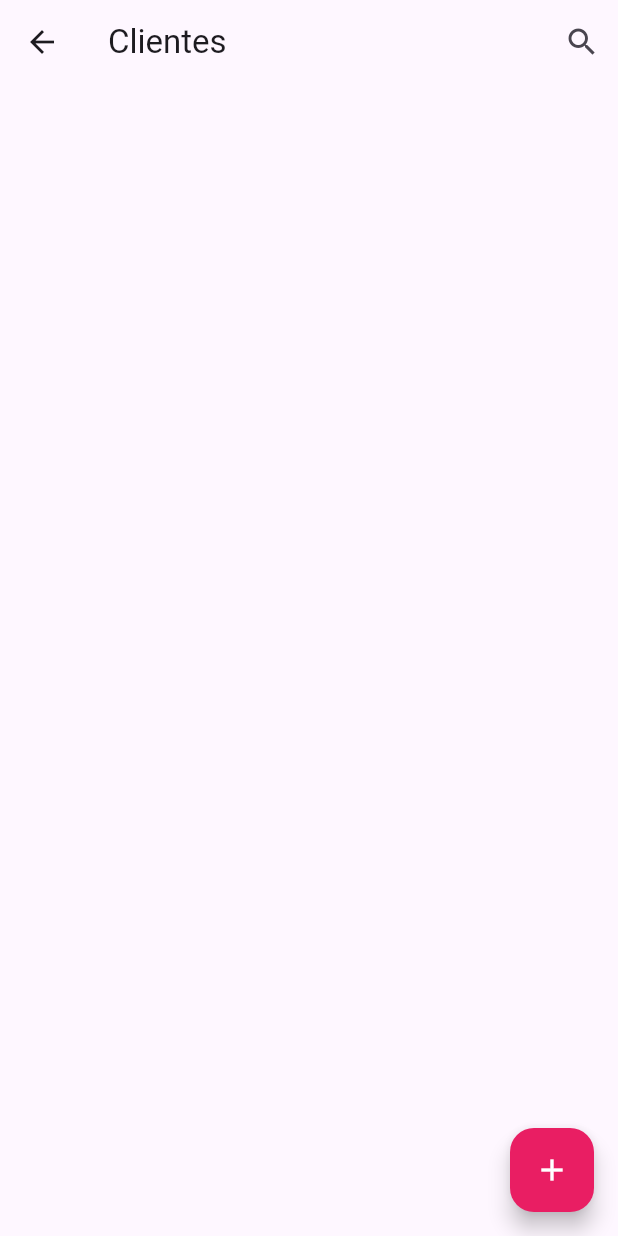
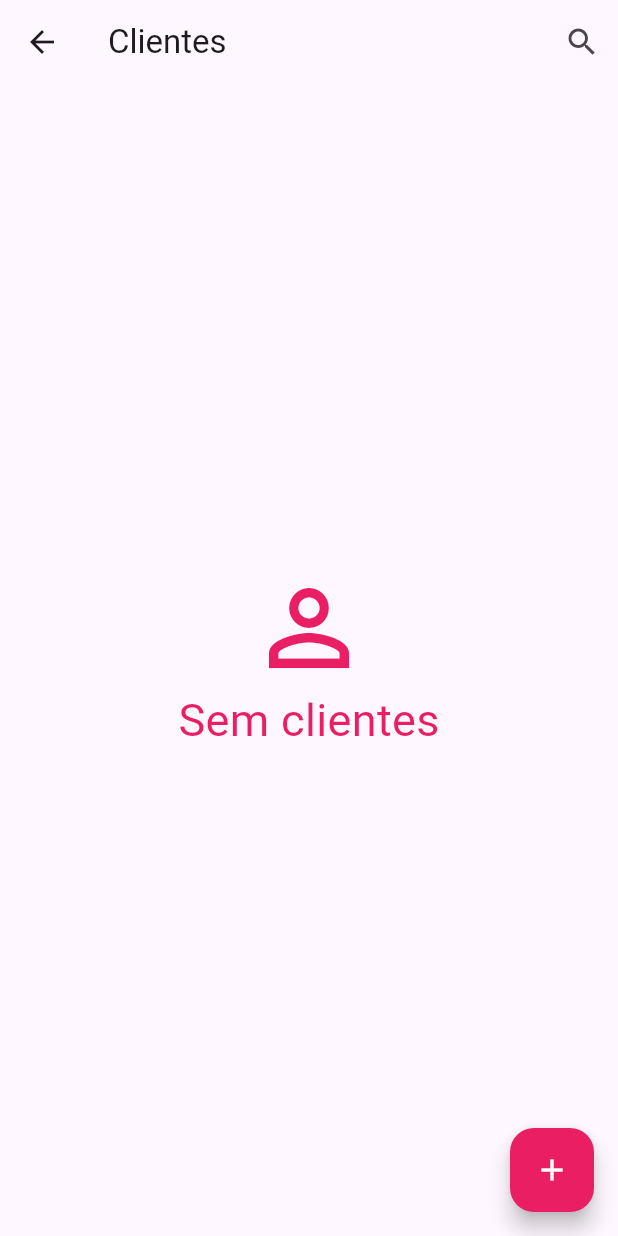
Before and after one commit to Fael123Programming/agendador-bronzeamento-flutter, a Flutter app: the Clients screen opened directly, on a phone screen of 412 x 824 dp. Run offline on Flutter 3.47's test engine with Material 3 defaults, Android fonts, the light colour scheme and no system bars; drawn by our look-alikes of grouped_list; our stand-ins replace get, hive, image_picker, nice_buttons; accounts and stored records are empty.

Commit message:
Fix: half way client register

```diff
--- a/lib/models/user.dart
+++ b/lib/models/user.dart
@@ -1,3 +1,5 @@
+import 'dart:typed_data';
+
 import 'package:hive/hive.dart';
 import 'package:get/get.dart';
 import 'package:agendador_bronzeamento/utils/constants.dart';
@@ -8,6 +10,7 @@ class User {
     required this.name,
     required this.phoneNumber,
     required this.observations,
+    this.profileImage
   });
 
   @HiveField(0)
@@ -18,6 +21,9 @@ class User {
 
   @HiveField(2)
   String observations;
+
+  @HiveField(3)
+  Uint8List? profileImage;
 }
 
 class UserAdapter extends TypeAdapter<User> {
@@ -29,10 +35,14 @@ class UserAdapter extends TypeAdapter<User> {
     final name = reader.read();
     final phoneNumber = reader.read();
     final observations = reader.read();
+    final profileImageLength = reader.readUint32();
+    final profileImage = reader.readList(profileImageLength);
+
     return User(
       name: name,
       phoneNumber: phoneNumber,
       observations: observations,
+      profileImage: profileImage.isEmpty ? null : Uint8List.fromList(profileImage.cast<int>())
     );
   }
 
@@ -41,6 +51,10 @@ class UserAdapter extends TypeAdapter<User> {
     writer.write(obj.name);
     writer.write(obj.phoneNumber);
     writer.write(obj.observations);
+    if (obj.profileImage != null) {
+      writer.writeUint32(obj.profileImage!.lengthInBytes);
+      writer.writeList(obj.profileImage!.toList());
+    }
   }
 }
 
@@ -57,5 +71,6 @@ class UserController extends GetxController {
   void addUser(User user) async {
     final Box<User> users = await Hive.openBox<User>(usersBox);
     await users.add(user);
+    await fetchUsers();
   }
 }
--- a/lib/navigator/tab_navigator.dart
+++ b/lib/navigator/tab_navigator.dart
@@ -38,7 +38,7 @@ class TabNavigator extends StatelessWidget {
   _getScreen(BuildContext context, BottomNavItem item) {
     switch (item) {
       case BottomNavItem.one:
-        return Beds();
+        return const Beds();
       case BottomNavItem.two:
         return const Clients();
       case BottomNavItem.three:
--- a/lib/views/clients/clients.dart
+++ b/lib/views/clients/clients.dart
@@ -49,7 +49,29 @@ class Clients extends StatelessWidget {
                 backgroundColor: Colors.pink,
                 child: const Icon(Icons.add),
               ),
-        body: GroupedListView<User, String>(
+        body: Obx(() {
+          if (userController.users!.toList().isEmpty) {
+            return const Center(
+              child: Column(
+                mainAxisAlignment: MainAxisAlignment.center,
+                children: [
+                  Icon(
+                    Icons.person_outline,
+                    size: 80,
+                    color: Colors.pink
+                  ),
+                  Text(
+                    'Sem clientes',
+                    style: TextStyle(
+                      fontSize: 30,
+                      color: Colors.pink
+                    ),
+                  )
+                ]
+              )
+            );
+          } else {
+            return GroupedListView<User, String>(
             elements: clientsToShow.isEmpty && !searchClient.value
                 ? userController.users!.toList()
                 : clientsToShow.toList(),
@@ -100,8 +122,9 @@ class Clients extends StatelessWidget {
                 user1.name.compareTo(user2.name),
             floatingHeader: true,
             order: GroupedListOrder.ASC,
-        ),
           );
+          }
+        }));
     } else {
       return const Loading();
     }
```
Also changed, not shown: lib/config/custom_router.dart (+4 -3 lines), lib/utils/loading.dart (+5 -2 lines), lib/views/beds/beds.dart (+20 -3 lines), lib/views/clients/screens/client_details.dart (+51 -44 lines), lib/views/clients/widgets/phone_number_input/phone_number_input.dart (+5 -13 lines). Lines whose indentation alone changed are shown as unchanged.
